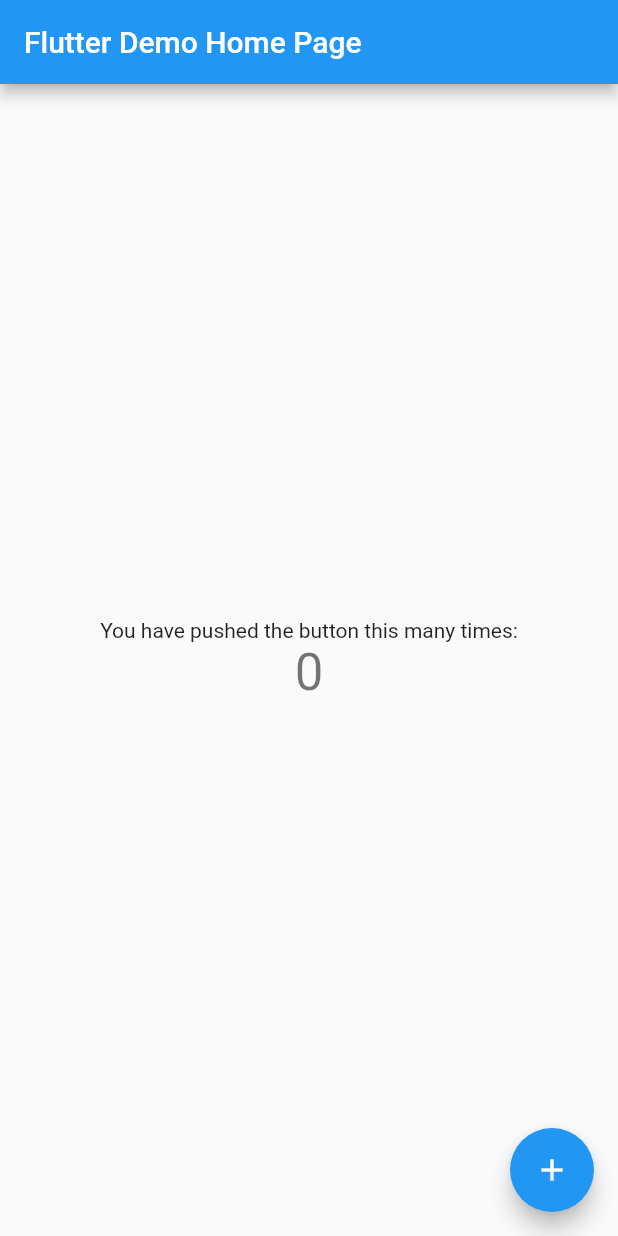
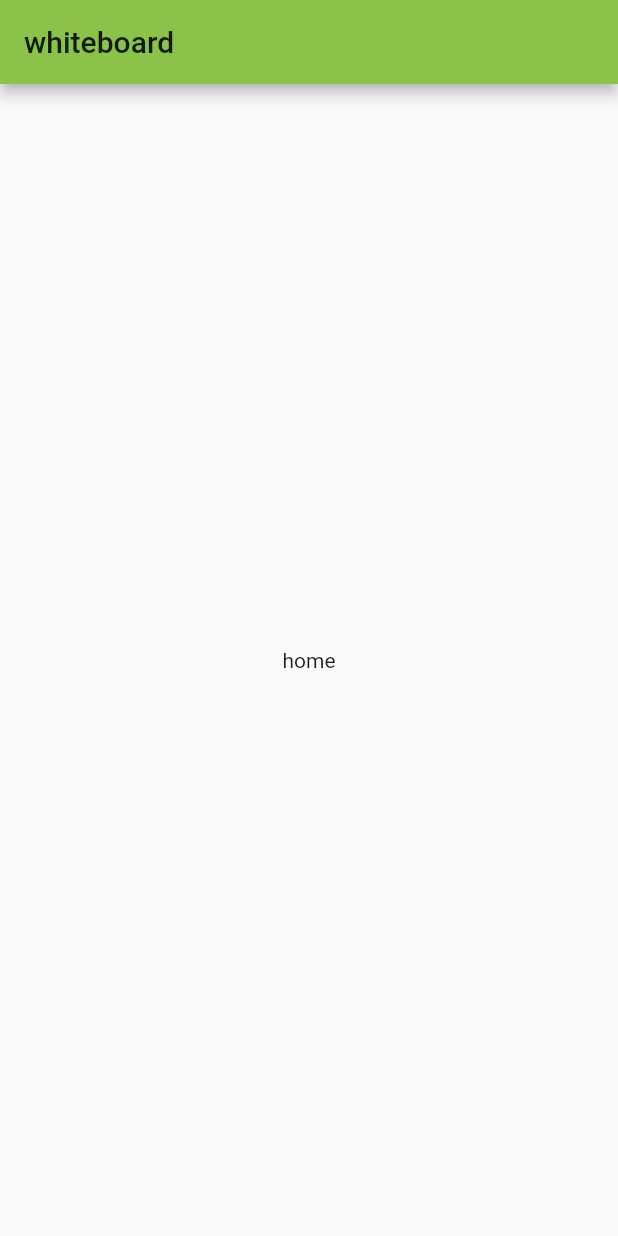
Before and after one commit to 7wataaa/_whiteboard_flutter, a Flutter app: the screen it shows after launch, on a phone screen of 412 x 824 dp. Run offline on Flutter 3.47's test engine with Material 2 defaults, Android fonts, the phone set to English and light mode, and no system bars; our stand-ins replace flutter_riverpod, shared_preferences.

Commit message:
refactor: ファイル構成の変更など

```diff
--- /dev/null
+++ b/lib/home/ui/home_page.dart
@@ -0,0 +1,12 @@
+import 'package:flutter/material.dart';
+
+class HomePage extends StatelessWidget {
+  const HomePage({Key? key}) : super(key: key);
+
+  @override
+  Widget build(BuildContext context) {
+    return const Center(
+      child: Text('home'),
+    );
+  }
+}
--- a/lib/main.dart
+++ b/lib/main.dart
@@ -1,66 +1,58 @@
 import 'package:flutter/material.dart';
+import 'package:flutter_riverpod/flutter_riverpod.dart';
+import 'package:shared_preferences/shared_preferences.dart';
+import 'package:whiteboard_flutter/home/ui/home_page.dart';
 
-void main() {
-  runApp(const MyApp());
+final sharedPreferencesProvider =
+    Provider<SharedPreferences>((ref) => throw UnimplementedError());
+
+Future<void> main() async {
+  WidgetsFlutterBinding.ensureInitialized();
+
+  late final SharedPreferences sharedPreferences;
+
+  await Future.wait([
+    Future(() async {
+      sharedPreferences = await SharedPreferences.getInstance();
+    })
+  ]);
+
+  runApp(
+    ProviderScope(
+      overrides: [
+        sharedPreferencesProvider.overrideWithValue(sharedPreferences)
+      ],
+      child: MaterialApp(
+        title: 'Flutter Demo',
+        theme: ThemeData(
+          primarySwatch: Colors.lightGreen,
+        ),
+        home: const MyApp(),
+      ),
+    ),
+  );
 }
 
 class MyApp extends StatelessWidget {
-  const MyApp({Key? key}) : super(key: key);
-
-  @override
-  Widget build(BuildContext context) {
-    return MaterialApp(
-      title: 'Flutter Demo',
-      theme: ThemeData(
-        primarySwatch: Colors.blue,
-      ),
-      home: const MyHomePage(title: 'Flutter Demo Home Page'),
-    );
-  }
-}
-
-class MyHomePage extends StatefulWidget {
-  const MyHomePage({Key? key, required this.title}) : super(key: key);
-
-  final String title;
-
-  @override
-  _MyHomePageState createState() => _MyHomePageState();
-}
-
-class _MyHomePageState extends State<MyHomePage> {
-  int _counter = 0;
-
-  void _incrementCounter() {
-    setState(() {
-      _counter++;
-    });
-  }
+  const MyApp({
+    Key? key,
+  }) : super(key: key);
 
   @override
   Widget build(BuildContext context) {
     return Scaffold(
       appBar: AppBar(
-        title: Text(widget.title),
+        title: const Text('whiteboard'),
       ),
-      body: Center(
-        child: Column(
-          mainAxisAlignment: MainAxisAlignment.center,
-          children: <Widget>[
-            const Text(
-              'You have pushed the button this many times:',
-            ),
-            Text(
-              '$_counter',
-              style: Theme.of(context).textTheme.headline4,
-            ),
-          ],
-        ),
-      ),
-      floatingActionButton: FloatingActionButton(
-        onPressed: _incrementCounter,
-        tooltip: 'Increment',
-        child: const Icon(Icons.add),
+      body: Consumer(
+        builder: (context, watch, child) {
+          /* if (false) {
+            return const LoginPage();
+          } else {
+            return child!;
+          } */
+          return const HomePage();
+        },
       ),
     );
   }
--- a/pubspec.yaml
+++ b/pubspec.yaml
@@ -26,9 +26,11 @@
     sdk: flutter
   flutter_localizations:
     sdk: flutter
+  flutter_riverpod: ^0.14.0+3
   freezed: ^0.14.2
   freezed_annotation: ^0.14.2
-  hooks_riverpod: ^0.14.0+4
+  http: ^0.13.3
+  shared_preferences: ^2.0.6
 
 dev_dependencies:
   build_runner: ^2.0.6
```
Also changed, not shown: lib/auth/ui/login_page.dart (added, +10 -0 lines), lib/auth/model/user_provider.dart (added), pubspec.lock, 4 other files.
